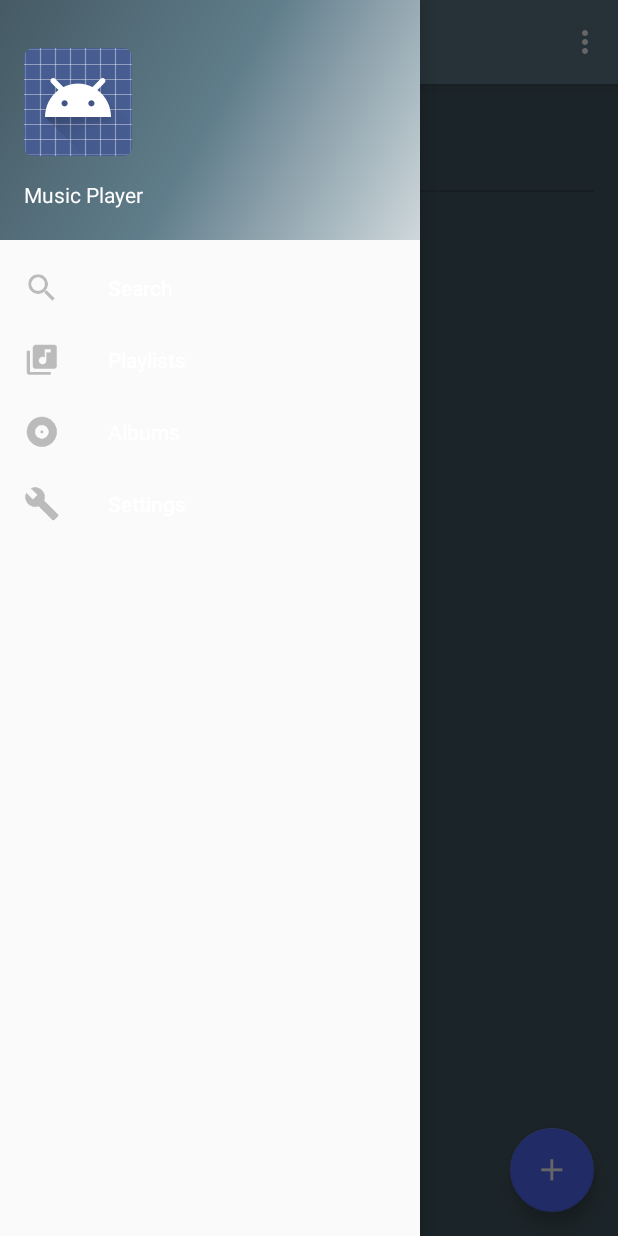
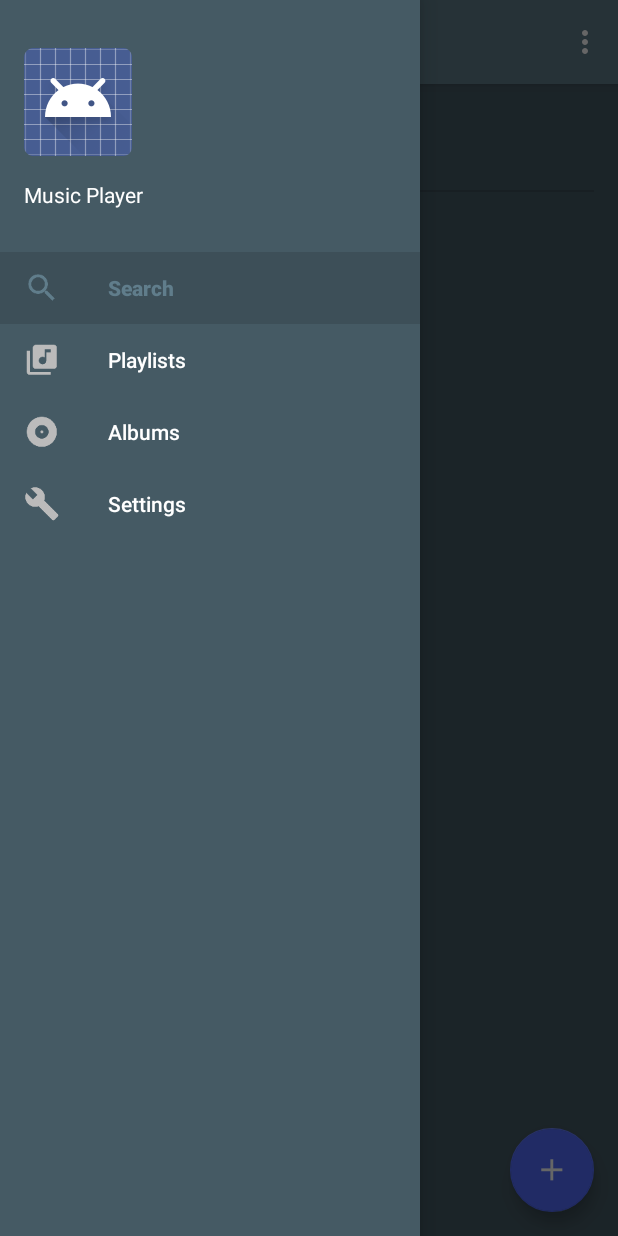
Before and after one commit to JePoste/Spootify, an Android app: the screen it shows after launch (MainActivity), with the side drawer open, on a phone screen of 412 x 824 dp. Run offline under Robolectric (Android 15) with nearby library versions, the phone set to English and light mode, and no system bars; our stand-ins replace ButterKnife.

Commit message:
background color from theme updated

```diff
--- a/app/src/main/res/layout/content_main.xml
+++ b/app/src/main/res/layout/content_main.xml
@@ -7,7 +7,6 @@
     android:paddingTop="@dimen/activity_vertical_margin"
     android:paddingBottom="@dimen/activity_vertical_margin"
     app:layout_behavior="@string/appbar_scrolling_view_behavior" tools:showIn="@layout/app_bar_main"
-    android:background="@color/primary_dark"
     tools:context=".MainActivity">
 
     <FrameLayout
--- a/app/src/main/res/layout/nav_header_main.xml
+++ b/app/src/main/res/layout/nav_header_main.xml
@@ -1,7 +1,6 @@
 <?xml version="1.0" encoding="utf-8"?>
 <LinearLayout xmlns:android="http://schemas.android.com/apk/res/android"
     android:layout_width="match_parent" android:layout_height="@dimen/nav_header_height"
-    android:background="@drawable/side_nav_bar"
     android:paddingBottom="@dimen/activity_vertical_margin"
     android:paddingLeft="@dimen/activity_horizontal_margin"
     android:paddingRight="@dimen/activity_horizontal_margin"
--- a/app/src/main/res/layout/search_list_item.xml
+++ b/app/src/main/res/layout/search_list_item.xml
@@ -5,8 +5,7 @@
     android:paddingTop="@dimen/list_item_padding_top"
     android:paddingEnd="@dimen/list_item_padding_right"
     android:paddingStart="@dimen/list_item_padding_left"
-    android:paddingBottom="@dimen/list_item_padding_bottom"
-    android:background="@color/primary_dark">
+    android:paddingBottom="@dimen/list_item_padding_bottom">
 
     <TextView
         android:id="@+id/title"
--- a/app/src/main/res/menu/activity_main_drawer.xml
+++ b/app/src/main/res/menu/activity_main_drawer.xml
@@ -2,7 +2,7 @@
 <menu xmlns:android="http://schemas.android.com/apk/res/android">
 
     <group android:checkableBehavior="single">
-        <item android:id="@+id/nav_search" android:icon="@mipmap/ic_search_black_36dp"
+        <item android:id="@+id/nav_search" android:icon="@mipmap/ic_search_black_36dp" android:checked="true"
             android:title="@string/nav_search" />
         <item android:id="@+id/nav_playlists" android:icon="@mipmap/ic_library_music_black_36dp"
             android:title="@string/nav_playlists" />
--- a/app/src/main/res/values/styles.xml
+++ b/app/src/main/res/values/styles.xml
@@ -9,6 +9,7 @@
         <item name="android:textColor">@color/primary_text</item>
         <item name="android:textColorPrimary">@color/primary_text</item>
         <item name="android:textColorSecondary">@color/secondary_text</item>
+        <item name="android:colorBackground">@color/primary_dark</item>
     </style>
     <style name="AppTheme.NoActionBar">
         <item name="windowActionBar">false</item>
```
